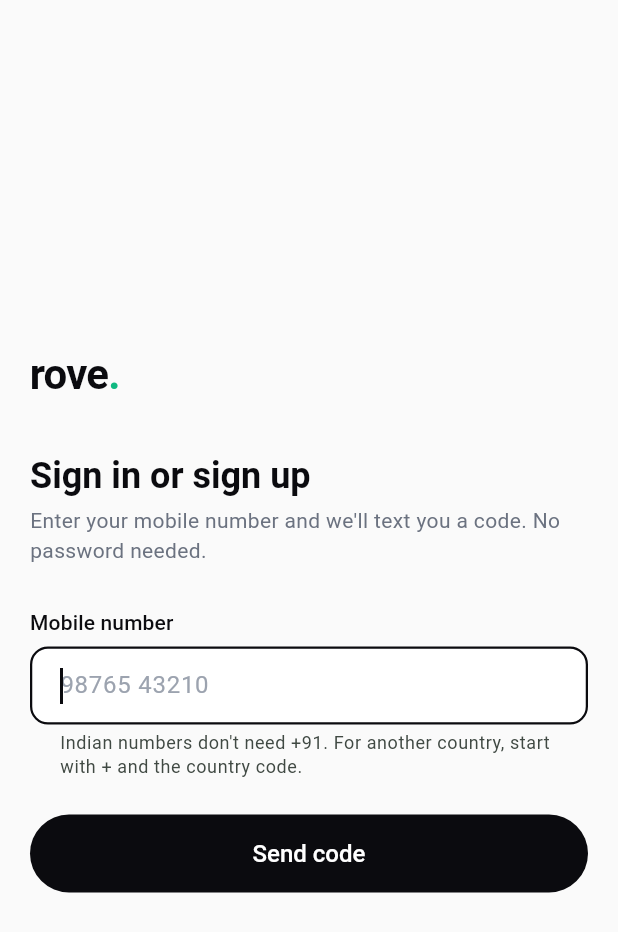
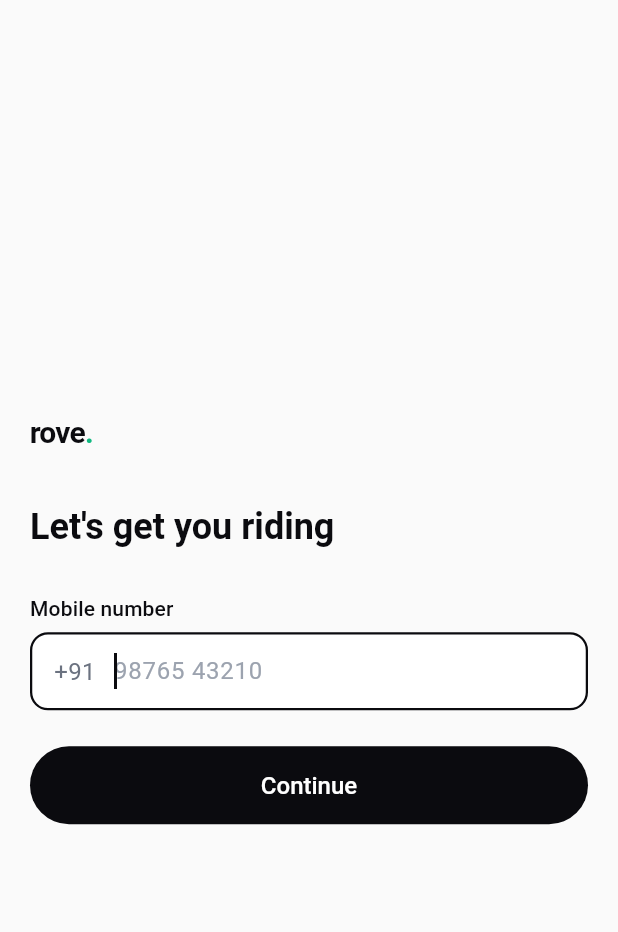
Before and after one commit to vijaytamada/rove, a Flutter app: the screen it shows after launch, on a phone screen of 412 x 824 dp. Shown: the top 932 px of the screen. Run offline on Flutter 3.47's test engine with Material 3 defaults, Android fonts, the phone set to English and light mode, and no system bars; our stand-ins replace flutter_secure_storage.

Commit message:
feat(web,mobile): simpler customer sign-in screen
- Title "Let's get you riding" (covers sign in and sign up); name step "What's your name?"
- Fixed +91 prefix with a 10-digit field; removed helper and explanatory text
- Smaller Rove wordmark on the sign-in screens
- Button reads Continue; Staff sign in is a plain link
- Docs: UI.md reflects India-only phone field

Co-Authored-By: Claude Sonnet 5.5 <noreply@anthropic.com>

```diff
--- a/flutter/lib/auth/phone.dart
+++ b/flutter/lib/auth/phone.dart
@@ -1,3 +1,5 @@
+import 'package:flutter/services.dart';
+
 final _e164 = RegExp(r'^\+[1-9]\d{7,14}$');
 
 /// Turns what a person types into the strict E.164 form the API expects (`+919876543210`).
@@ -20,3 +22,18 @@ String formatPhone(String phone) {
   final m = RegExp(r'^\+91(\d{5})(\d{5})$').firstMatch(phone);
   return m == null ? phone : '+91 ${m[1]} ${m[2]}';
 }
+
+/// For the 10-digit field that sits after a fixed "+91": keeps digits only, drops a pasted
+/// "+91" / "0" prefix and caps the length at 10.
+class TenDigitFormatter extends TextInputFormatter {
+  const TenDigitFormatter();
+
+  @override
+  TextEditingValue formatEditUpdate(TextEditingValue oldValue, TextEditingValue newValue) {
+    var digits = newValue.text.replaceAll(RegExp(r'\D'), '');
+    if (digits.length > 10 && digits.startsWith('91')) digits = digits.substring(2);
+    if (digits.length > 10 && digits.startsWith('0')) digits = digits.substring(1);
+    if (digits.length > 10) digits = digits.substring(0, 10);
+    return TextEditingValue(text: digits, selection: TextSelection.collapsed(offset: digits.length));
+  }
+}
--- a/flutter/lib/screens/login_screen.dart
+++ b/flutter/lib/screens/login_screen.dart
@@ -68,7 +68,7 @@ class _LoginScreenState extends State<LoginScreen> {
     if (!isValidPhone(phone)) {
       setState(() {
         _error = null;
-        _fieldError = 'Enter a valid mobile number, e.g. 98765 43210';
+        _fieldError = 'Enter your 10-digit mobile number';
       });
       return;
     }
@@ -162,9 +162,9 @@ class _LoginScreenState extends State<LoginScreen> {
   Widget build(BuildContext context) {
     final theme = Theme.of(context);
     final (title, subtitle) = switch (_step) {
-      _Step.phone => ('Sign in or sign up', "Enter your mobile number and we'll text you a code. No password needed."),
+      _Step.phone => ("Let's get you riding", null),
       _Step.code => ('Enter the code', 'We sent a 6-digit code to ${formatPhone(_e164)}.'),
-      _Step.name => ('Almost there', "You're new here. What should we call you?"),
+      _Step.name => ("What's your name?", null),
     };
 
     return PopScope(
@@ -183,11 +183,13 @@ class _LoginScreenState extends State<LoginScreen> {
                 child: Column(
                   crossAxisAlignment: CrossAxisAlignment.stretch,
                   children: [
-                    const Wordmark(size: 28),
+                    const Wordmark(size: 20),
                     const SizedBox(height: 32),
                     Text(title, style: theme.textTheme.headlineSmall?.copyWith(fontWeight: FontWeight.w600)),
-                    const SizedBox(height: 4),
-                    Text(subtitle, style: const TextStyle(color: Tokens.inkMuted)),
+                    if (subtitle != null) ...[
+                      const SizedBox(height: 4),
+                      Text(subtitle, style: const TextStyle(color: Tokens.inkMuted)),
+                    ],
                     const SizedBox(height: 28),
                     if (_error != null) ...[FormBanner.error(_error!), const SizedBox(height: 16)],
                     ...switch (_step) {
@@ -210,17 +212,17 @@ class _LoginScreenState extends State<LoginScreen> {
           label: 'Mobile number',
           controller: _phone,
           hint: '98765 43210',
-          helper: "Indian numbers don't need +91. For another country, start with + and the country code.",
-          keyboardType: TextInputType.phone,
+          prefix: '+91',
+          inputFormatters: const [TenDigitFormatter()],
+          keyboardType: TextInputType.number,
           autofillHints: const [AutofillHints.telephoneNumber],
           textInputAction: TextInputAction.done,
           autofocus: true,
           errorText: _fieldError,
           onSubmitted: (_) => _sendCode(),
         ),
-        ..._devHint(),
         const SizedBox(height: 24),
-        PrimaryButton(label: 'Send code', onPressed: _sendCode, loading: _loading),
+        PrimaryButton(label: 'Continue', onPressed: _sendCode, loading: _loading),
       ];
 
   List<Widget> _codeStep() => [
--- a/flutter/lib/widgets/app_text_field.dart
+++ b/flutter/lib/widgets/app_text_field.dart
@@ -1,5 +1,7 @@
 import 'package:flutter/material.dart';
 import 'package:flutter/services.dart';
+
+import '../theme/tokens.dart';
 
 /// Label above the field (matches the website), with an inline error and optional hint.
 class AppTextField extends StatelessWidget {
@@ -20,6 +22,7 @@ class AppTextField extends StatelessWidget {
     this.onChanged,
     this.inputFormatters,
     this.autofocus = false,
+    this.prefix,
   });
 
   final String label;
@@ -37,6 +40,9 @@ class AppTextField extends StatelessWidget {
   final ValueChanged<String>? onChanged;
   final List<TextInputFormatter>? inputFormatters;
   final bool autofocus;
+
+  /// Always-visible text before the input (e.g. a country code).
+  final String? prefix;
 
   @override
   Widget build(BuildContext context) {
@@ -61,6 +67,13 @@ class AppTextField extends StatelessWidget {
             hintText: hint,
             helperText: helper,
             helperMaxLines: 2,
+            prefixIcon: prefix == null
+                ? null
+                : Padding(
+                    padding: const EdgeInsets.only(left: 16, right: 8),
+                    child: Text(prefix!, style: const TextStyle(fontSize: 16, color: Tokens.inkMuted)),
+                  ),
+            prefixIconConstraints: const BoxConstraints(minWidth: 0, minHeight: 0),
             errorText: errorText,
             errorMaxLines: 3,
             counterText: '',
```
Also changed, not shown: 7 other files.
